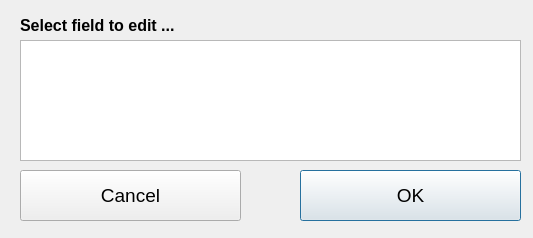
Above: ui/BasketEditDlg.ui from guyuhong/CLAMS before the change. Below: the same form after it.
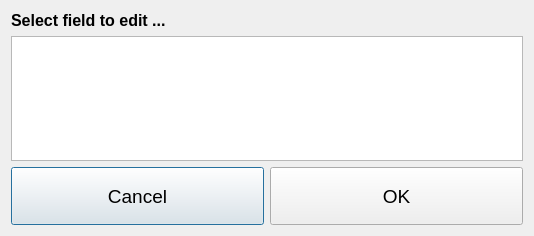
That is the form after the change.

Commit message:
uis: all abl specials, add catch, basket edit; dlgs: all abl specials, basket edit
UIs and compiled: ABLImMatSalmonSpecialStudiesDlg.ui, ABLJuvSalmonSpecialStudiesDlg.ui, ABLSpecialStudiesDlg.ui, AddCatchSpcDlg.ui, BasketEditDlg.ui

MeasurementDialogs: ablimmatsalmonspecialstudiesdlg.py, abljuvsalmonspecialstudiesdlg.py, ablspecialstudiesdlg.py, basketeditdlg.py

What changed in the file:
```diff
--- a/ui/BasketEditDlg.ui
+++ b/ui/BasketEditDlg.ui
@@ -6,62 +6,21 @@
    <rect>
     <x>0</x>
     <y>0</y>
-    <width>533</width>
-    <height>238</height>
+    <width>534</width>
+    <height>236</height>
    </rect>
   </property>
   <property name="windowTitle">
    <string>Edit</string>
   </property>
-  <widget class="QPushButton" name="okBtn">
-   <property name="geometry">
-    <rect>
-     <x>300</x>
-     <y>170</y>
-     <width>221</width>
-     <height>51</height>
-    </rect>
-   </property>
-   <property name="font">
-    <font>
-     <pointsize>14</pointsize>
-    </font>
-   </property>
-   <property name="text">
-    <string>OK</string>
-   </property>
-  </widget>
-  <widget class="QPushButton" name="cancelBtn">
-   <property name="geometry">
-    <rect>
-     <x>20</x>
-     <y>170</y>
-     <width>221</width>
-     <height>51</height>
-    </rect>
-   </property>
-   <property name="font">
-    <font>
-     <pointsize>14</pointsize>
-    </font>
-   </property>
-   <property name="text">
-    <string>Cancel</string>
-   </property>
-  </widget>
+  <layout class="QHBoxLayout" name="horizontalLayout_2">
+   <item>
+    <layout class="QGridLayout" name="gridLayout">
+     <item row="0" column="0" alignment="Qt::AlignLeft">
   <widget class="QLabel" name="label">
-   <property name="geometry">
-    <rect>
-     <x>20</x>
-     <y>15</y>
-     <width>211</width>
-     <height>20</height>
-    </rect>
-   </property>
    <property name="font">
     <font>
      <pointsize>12</pointsize>
-     <weight>75</weight>
      <bold>true</bold>
     </font>
    </property>
@@ -69,21 +28,71 @@
     <string>Select field to edit ...</string>
    </property>
   </widget>
+     </item>
+     <item row="1" column="0">
   <widget class="QTableWidget" name="editBasket">
-   <property name="geometry">
-    <rect>
-     <x>20</x>
-     <y>40</y>
-     <width>501</width>
-     <height>121</height>
-    </rect>
-   </property>
    <property name="font">
     <font>
      <pointsize>12</pointsize>
     </font>
    </property>
   </widget>
+     </item>
+     <item row="2" column="0">
+      <layout class="QHBoxLayout" name="horizontalLayout">
+       <item>
+        <widget class="QPushButton" name="cancelBtn">
+         <property name="sizePolicy">
+          <sizepolicy hsizetype="Minimum" vsizetype="Expanding">
+           <horstretch>0</horstretch>
+           <verstretch>0</verstretch>
+          </sizepolicy>
+         </property>
+         <property name="minimumSize">
+          <size>
+           <width>250</width>
+           <height>58</height>
+          </size>
+         </property>
+         <property name="font">
+          <font>
+           <pointsize>14</pointsize>
+          </font>
+         </property>
+         <property name="text">
+          <string>Cancel</string>
+         </property>
+        </widget>
+       </item>
+       <item>
+        <widget class="QPushButton" name="okBtn">
+         <property name="sizePolicy">
+          <sizepolicy hsizetype="Minimum" vsizetype="Expanding">
+           <horstretch>0</horstretch>
+           <verstretch>0</verstretch>
+          </sizepolicy>
+         </property>
+         <property name="minimumSize">
+          <size>
+           <width>250</width>
+           <height>58</height>
+          </size>
+         </property>
+         <property name="font">
+          <font>
+           <pointsize>14</pointsize>
+          </font>
+         </property>
+         <property name="text">
+          <string>OK</string>
+         </property>
+        </widget>
+       </item>
+      </layout>
+     </item>
+    </layout>
+   </item>
+  </layout>
  </widget>
  <resources/>
  <connections/>
```
Lines whose indentation alone changed are shown as unchanged. The commit also changes 14 other files.
